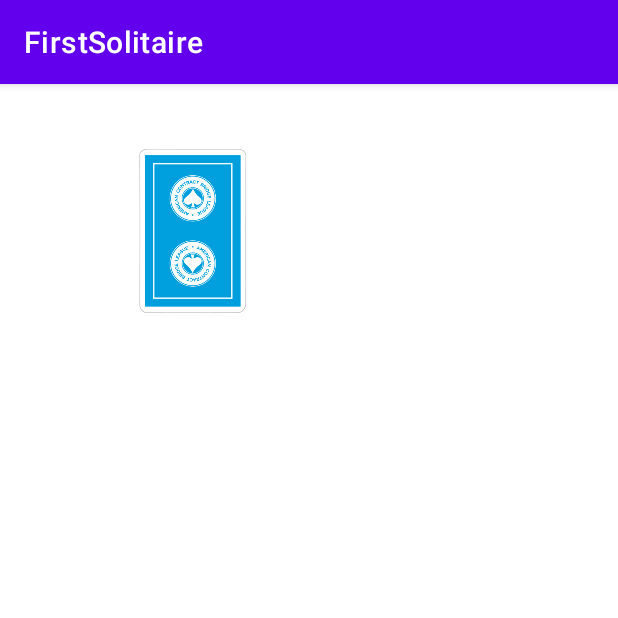
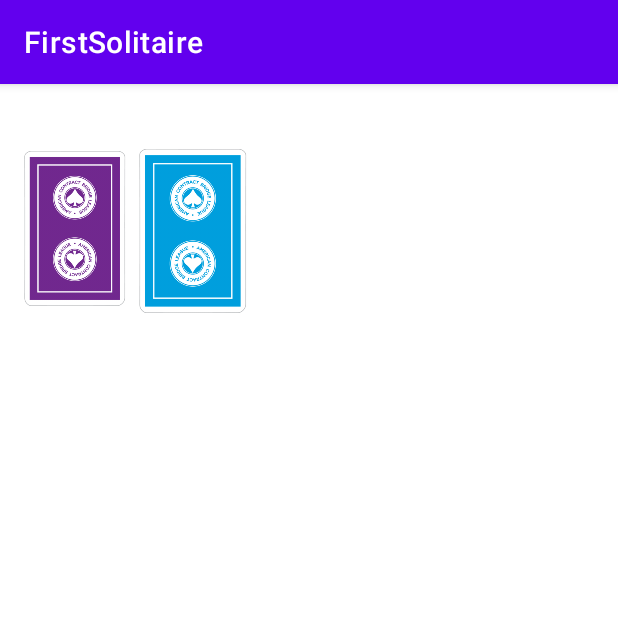
Before and after one commit to fernandaporocha/FirstSolitaire, an Android app: the screen it shows after launch (MainActivity), on a phone screen of 412 x 824 dp, the top half of it. Run offline under Robolectric (Android 15) with nearby library versions, the phone set to English and light mode, and no system bars.

Commit message:
Changing the waste card when the stock pile is clicked

```diff
--- a/app/src/main/java/ie/fernandarocha/firstsolitaire/MainActivity.kt
+++ b/app/src/main/java/ie/fernandarocha/firstsolitaire/MainActivity.kt
@@ -2,23 +2,32 @@ package ie.fernandarocha.firstsolitaire
 
 import androidx.appcompat.app.AppCompatActivity
 import android.os.Bundle
-import android.widget.Button
+import android.widget.ImageView
 
 class MainActivity : AppCompatActivity() {
+
+    lateinit var board : Board
+    var selectedCard : Card? = null
+
     override fun onCreate(savedInstanceState: Bundle?) {
         super.onCreate(savedInstanceState)
         setContentView(R.layout.activity_main)
-        var board = Board()
 
-        for(card in board.cards!!){
+        board = Board()
+
+        for(card in board.cards!!) {
             println(card.toString())
         }
 
-        val nextButton: Button = findViewById(R.id.next_button)
-        nextButton.setOnClickListener {
-            board.dealNextStock()
-            board.printStock()
-            board.printWaste()
-        }
+        var stockImage: ImageView = findViewById<ImageView>(R.id.stock_image)
+
+        stockImage.setOnClickListener{ nextStockCard()}
+        stockImage.setImageResource(R.drawable.purple_back)
     }
+
+    private fun nextStockCard(){
+        board.dealNextStock()
+        findViewById<ImageView>(R.id.waste_image).setImageResource(board.getWaste())
+    }
+
 }
```
